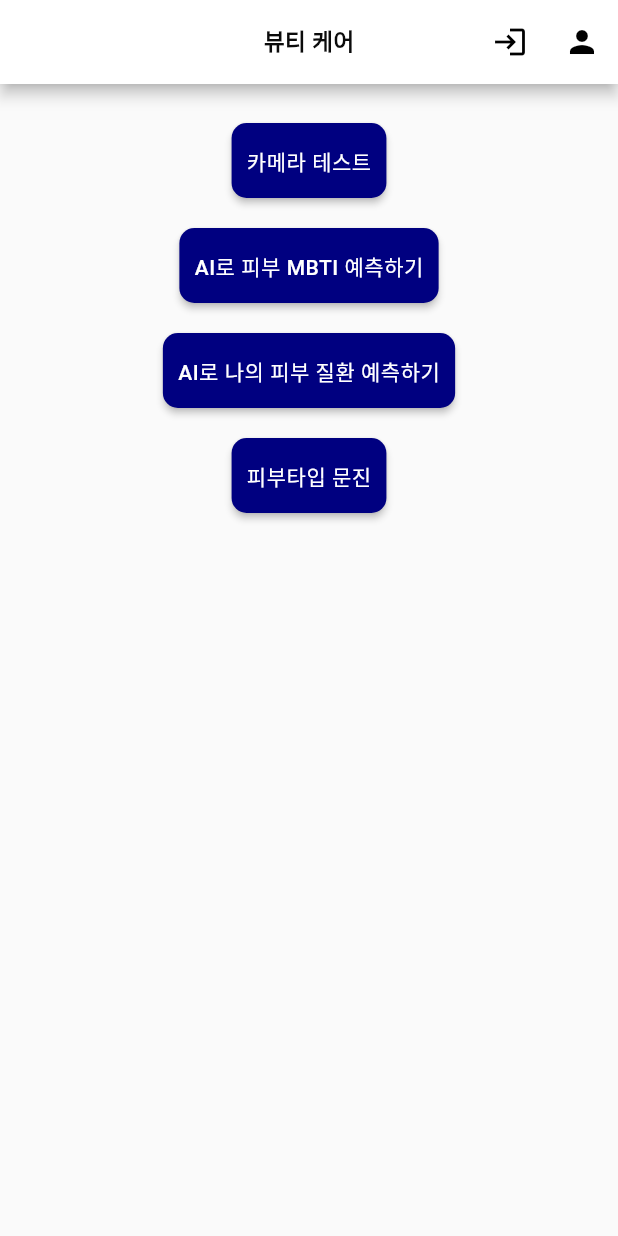
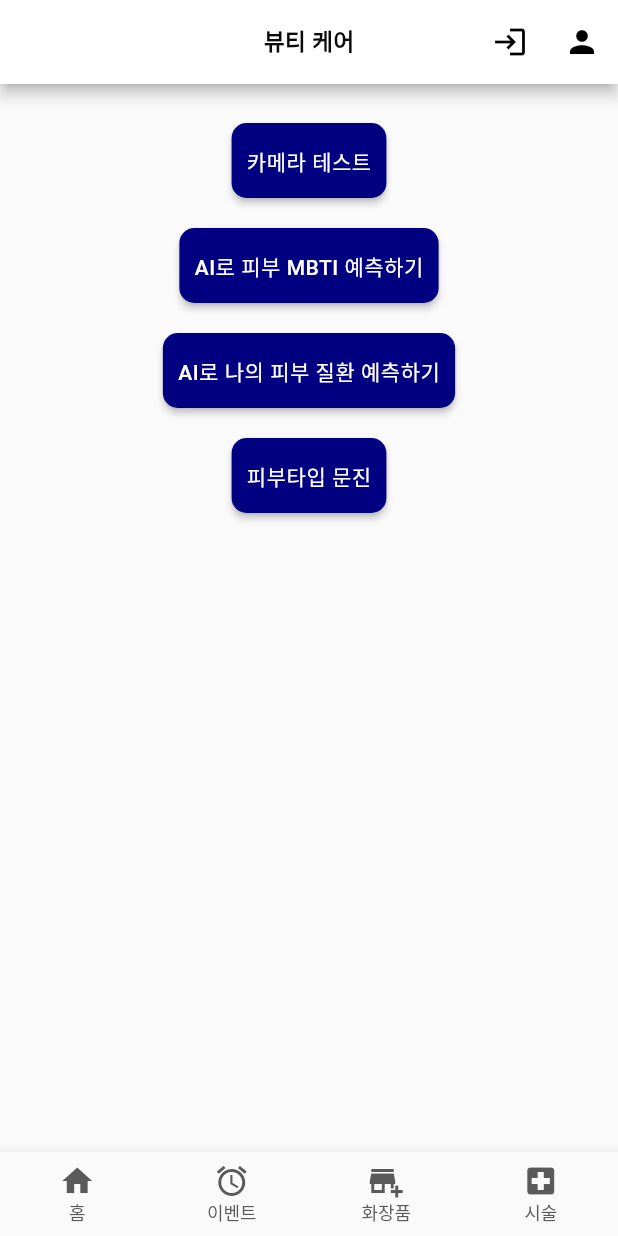
Before and after one commit to metasoft-official/beautycare-kiosk, a Flutter app: the screen it shows after launch, on a phone screen of 412 x 824 dp. Run offline on Flutter 3.47's test engine with Material 2 defaults, Android fonts, the phone set to English and light mode, and no system bars; our stand-ins replace camera, dio, firebase_core, flutter_hooks, flutter_riverpod, flutter_secure_storage and 5 more; accounts and stored records are empty; generated files the repository leaves out were written again; Roboto replaces fonts that are missing (Kufam, NotoSansKR); project files that could hold a hidden picture were left out.

Commit message:
feat : 하단바 추가

```diff
--- /dev/null
+++ b/lib/common/component/widgets/custom_bottom_navigation_bar.dart
@@ -0,0 +1,45 @@
+import 'package:flutter/material.dart';
+
+class CustomBottomNavigationBar extends StatefulWidget {
+  const CustomBottomNavigationBar({Key? key, required index}) : super(key: key);
+
+  final int index = 0;
+
+  @override
+  State<CustomBottomNavigationBar> createState() =>
+      _CustomBottomNavigationBarState();
+}
+
+class _CustomBottomNavigationBarState extends State<CustomBottomNavigationBar> {
+  @override
+  Widget build(BuildContext context) {
+    return BottomNavigationBar(
+      items: const [
+        BottomNavigationBarItem(icon: Icon(Icons.home), label: "홈"),
+        BottomNavigationBarItem(icon: Icon(Icons.access_alarm), label: "이벤트"),
+        BottomNavigationBarItem(icon: Icon(Icons.add_business), label: "화장품"),
+        BottomNavigationBarItem(icon: Icon(Icons.local_hospital), label: "시술")
+      ],
+      onTap: (value) {
+        onTap(value, context);
+      },
+    );
+  }
+}
+
+onTap(value, context) {
+  switch (value) {
+    case 0:
+      () => context.pushNamed('home');
+      break;
+    case 1:
+      () => context.pushNamed('survey');
+      break;
+    case 2:
+      () => context.pushNamed('home');
+      break;
+    case 3:
+      () => context.pushNamed('home');
+      break;
+  }
+}
--- a/lib/common/layout/app_theme.dart
+++ b/lib/common/layout/app_theme.dart
@@ -27,4 +27,13 @@ final appTheme = ThemeData(
     fillColor: AppColor.selectedToggleColor,
     textStyle: AppTextTheme.elevatedButton,
   ),
+  bottomNavigationBarTheme: const BottomNavigationBarThemeData(
+    // 인디케이터 색상 안 보이게
+    // backgroundColor: Colors.white,
+    type: BottomNavigationBarType.fixed,
+    selectedItemColor: AppColor.darkGrey,
+    unselectedItemColor: AppColor.darkGrey,
+    selectedLabelStyle: AppTextTheme.tabBarText,
+    unselectedLabelStyle: AppTextTheme.tabBarText,
+  ),
 );
--- a/lib/common/view/home_page.dart
+++ b/lib/common/view/home_page.dart
@@ -1,7 +1,10 @@
+import 'package:beauty_care/common/component/widgets/custom_bottom_navigation_bar.dart';
 import 'package:flutter/material.dart';
 import 'package:go_router/go_router.dart';
 
 class HomePage extends StatelessWidget {
+  const HomePage({super.key});
+
   @override
   Widget build(BuildContext context) {
     return Scaffold(
@@ -28,7 +31,7 @@ class HomePage extends StatelessWidget {
           ),
         ],
       ),
-      body: Padding(
+      body: Container(
         padding: const EdgeInsets.all(16.0),
         child: Column(
           children: [
@@ -42,7 +45,7 @@ class HomePage extends StatelessWidget {
                 // ),
 
                 Container(
-                  margin: EdgeInsets.fromLTRB(0, 10, 0, 10),
+                  margin: const EdgeInsets.fromLTRB(0, 10, 0, 10),
                   child: Row(
                       mainAxisAlignment: MainAxisAlignment.center,
                       children: [
@@ -54,7 +57,7 @@ class HomePage extends StatelessWidget {
                 ),
 
                 Container(
-                  margin: EdgeInsets.fromLTRB(0, 10, 0, 10),
+                  margin: const EdgeInsets.fromLTRB(0, 10, 0, 10),
                   child: Row(
                       mainAxisAlignment: MainAxisAlignment.center,
                       children: [
@@ -65,7 +68,7 @@ class HomePage extends StatelessWidget {
                       ]),
                 ),
                 Container(
-                  margin: EdgeInsets.fromLTRB(0, 10, 0, 10),
+                  margin: const EdgeInsets.fromLTRB(0, 10, 0, 10),
                   child: Row(
                       mainAxisAlignment: MainAxisAlignment.center,
                       children: [
@@ -77,7 +80,7 @@ class HomePage extends StatelessWidget {
                       ]),
                 ),
                 Container(
-                  margin: EdgeInsets.fromLTRB(0, 10, 0, 10),
+                  margin: const EdgeInsets.fromLTRB(0, 10, 0, 10),
                   child: Row(
                       mainAxisAlignment: MainAxisAlignment.center,
                       children: [
@@ -92,6 +95,7 @@ class HomePage extends StatelessWidget {
           ],
         ),
       ),
+      bottomNavigationBar: CustomBottomNavigationBar(index: 0),
     );
   }
 }
```
Also changed, not shown: lib/mbti/view/mbti_main_page.dart (+5 -2 lines).
